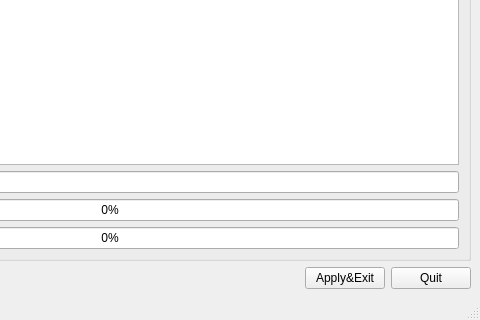
Before: the Qt Designer form mpkg/manager/pkgmanager.ui in BackupTheBerlios/mops, drawn with Qt 5; both pictures show x 616 to 1096 and y 380 to 700 of the 1096 by 700 pixel window.
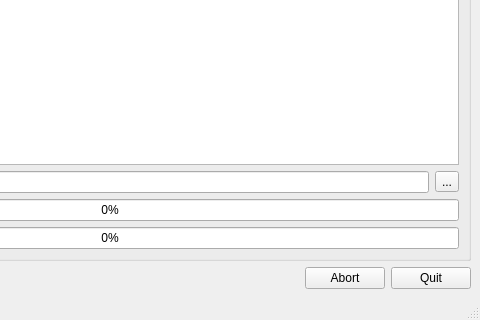
After: the same form once the commit is applied. Icons and pictures are not drawn.

Commit message: CD-ROM sorting. GUI enhancements.

```diff
--- a/mpkg/manager/pkgmanager.ui
+++ b/mpkg/manager/pkgmanager.ui
@@ -528,6 +528,16 @@
           <item>
            <widget class="QLineEdit" name="quickPackageSearchEdit" />
           </item>
+          <item>
+           <widget class="QToolButton" name="clearSearchButton" >
+            <property name="text" >
+             <string>...</string>
+            </property>
+            <property name="icon" >
+             <iconset>../../../opt/kde/share/icons/crystalsvg/32x32/actions/clear_left.png</iconset>
+            </property>
+           </widget>
+          </item>
          </layout>
         </item>
         <item>
@@ -636,7 +646,7 @@
         <item>
          <widget class="QPushButton" name="applyExitButton" >
           <property name="text" >
-           <string>Apply&amp;&amp;Exit</string>
+           <string>Abort</string>
           </property>
          </widget>
         </item>
```
Left out of the diff: 4 changed lines with no effect on the pictures. The commit also changes 4 other files.
